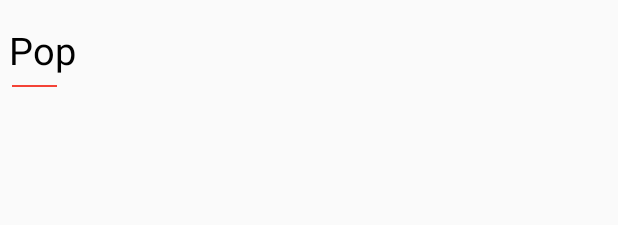
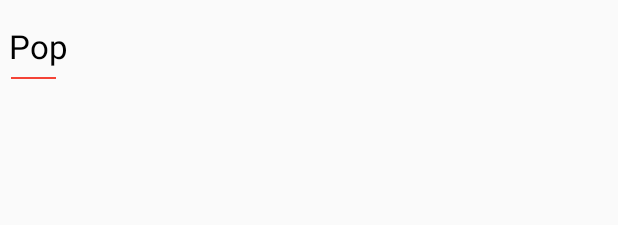
Before and after one commit to hmkcode/Android, an Android app: the layout section_header_layout.xml on its own in the app's theme, with its tools: preview values and no code run, on a phone screen of 412 x 824 dp. Shown: the top 225 px of the screen. Run offline under Robolectric (Android 15) with nearby library versions, the phone set to English and light mode, and no system bars.

```diff
--- a/MyApplication/app/src/main/java/simple/music/TrendingRecyclerViewAdapter.java
+++ b/MyApplication/app/src/main/java/simple/music/TrendingRecyclerViewAdapter.java
@@ -172,32 +172,7 @@ public class TrendingRecyclerViewAdapter extends RecyclerView.Adapter<RecyclerVi
 
     private int getHeaderViewToInflate() {
 
-        int _temp_header_viewID = -1;
-
-        if (isPortrait(orientation)) {
-            // check mode
-            if (this.screenMode == Constants.SCREEN_MODE_TABLET) {
-                // means it is tablet with portrait
-                //    log("[H] inflating portrait tablet");
-                _temp_header_viewID = R.layout.section_header_layout_sw600;
-            } else {
-                // mobile with portrait
-                //  log("[H] inflating portrait mobile");
-                _temp_header_viewID = R.layout.section_header_layout;
-            }
-        } else {
-            if (this.screenMode == AppConfig.SCREEN_MODE_TABLET) {
-                // means it is tablet with landscape
-                //log("[H] inflating landscape tablet");
-                _temp_header_viewID = R.layout.section_header_layout_land_sw600;
-            } else {
-                // mobile with landscape
-                //log("[H] inflating landscape mobile");
-                _temp_header_viewID = R.layout.section_header_layout_land;
-            }
-
-        }
-
+        int _temp_header_viewID = R.layout.section_header_layout;
         return _temp_header_viewID;
 
     }
--- a/MyApplication/app/src/main/res/layout/section_header_layout.xml
+++ b/MyApplication/app/src/main/res/layout/section_header_layout.xml
@@ -2,24 +2,25 @@
 <LinearLayout xmlns:android="http://schemas.android.com/apk/res/android"
     android:orientation="vertical"
     android:layout_width="match_parent"
-    android:paddingLeft="6dp"
-    android:paddingTop="16dp"
-    android:paddingBottom="16dp"
+    android:paddingLeft="@dimen/section_header_wrapper_padding_left"
+    android:paddingTop="@dimen/section_header_wrapper_padding_top"
+    android:paddingRight="@dimen/section_header_wrapper_padding_right"
+    android:paddingBottom="@dimen/section_header_wrapper_padding_bottom"
     android:layout_height="wrap_content">
 
     <TextView
         android:id="@+id/section_title"
         android:textColor="#000000"
-        android:textSize="25sp"
+        android:textSize="@dimen/section_title_text_size"
         android:text="Pop"
         android:layout_width="match_parent"
         android:layout_height="wrap_content" />
 
     <LinearLayout
-        android:layout_marginLeft="2dp"
-        android:layout_marginTop="6dp"
+        android:layout_marginLeft="@dimen/section_title_underline_margin_left"
+        android:layout_marginTop="@dimen/section_title_underline_margin_top"
         android:background="@color/PrimaryColor"
-        android:layout_width="30dp"
-        android:layout_height="1.5dp" />
+        android:layout_width="@dimen/section_title_underline_width"
+        android:layout_height="@dimen/section_title_underline_height" />
 
 </LinearLayout>
--- a/MyApplication/app/src/main/res/values-land/dimens.xml
+++ b/MyApplication/app/src/main/res/values-land/dimens.xml
@@ -66,11 +66,12 @@
     <dimen name="section_header_wrapper_padding_right">0dp</dimen>
     <dimen name="section_header_wrapper_padding_bottom">16dp</dimen>
 
-    <dimen name="section_title_text_size">22sp</dimen>
-    <dimen name="section_title_underline_margin_left">1dp</dimen>
+    <dimen name="section_title_text_size">25sp</dimen>
+    <dimen name="section_title_underline_margin_left">2dp</dimen>
     <dimen name="section_title_underline_margin_top">6dp</dimen>
     <dimen name="section_title_underline_width">30dp</dimen>
     <dimen name="section_title_underline_height">1.5dp</dimen>
 
 
+
 </resources>
--- a/MyApplication/app/src/main/res/values-sw600dp-land/dimens.xml
+++ b/MyApplication/app/src/main/res/values-sw600dp-land/dimens.xml
@@ -62,4 +62,16 @@
 
     <dimen name="song_card_views_text_size">14sp</dimen>
 
+    <!-- section header layout-->
+    <dimen name="section_header_wrapper_padding_left">8dp</dimen>
+    <dimen name="section_header_wrapper_padding_top">24dp</dimen>
+    <dimen name="section_header_wrapper_padding_right">0dp</dimen>
+    <dimen name="section_header_wrapper_padding_bottom">24dp</dimen>
+
+    <dimen name="section_title_text_size">36sp</dimen>
+    <dimen name="section_title_underline_margin_left">3dp</dimen>
+    <dimen name="section_title_underline_margin_top">6dp</dimen>
+    <dimen name="section_title_underline_width">30dp</dimen>
+    <dimen name="section_title_underline_height">1.5dp</dimen>
+
 </resources>
--- a/MyApplication/app/src/main/res/values-sw600dp/dimens.xml
+++ b/MyApplication/app/src/main/res/values-sw600dp/dimens.xml
@@ -60,4 +60,16 @@
 
     <dimen name="song_card_views_text_size">14sp</dimen>
 
+    <!-- section header layout-->
+    <dimen name="section_header_wrapper_padding_left">6dp</dimen>
+    <dimen name="section_header_wrapper_padding_top">16dp</dimen>
+    <dimen name="section_header_wrapper_padding_right">0dp</dimen>
+    <dimen name="section_header_wrapper_padding_bottom">16dp</dimen>
+
+    <dimen name="section_title_text_size">30sp</dimen>
+    <dimen name="section_title_underline_margin_left">3dp</dimen>
+    <dimen name="section_title_underline_margin_top">6dp</dimen>
+    <dimen name="section_title_underline_width">30dp</dimen>
+    <dimen name="section_title_underline_height">1.5dp</dimen>
+
 </resources>
```
